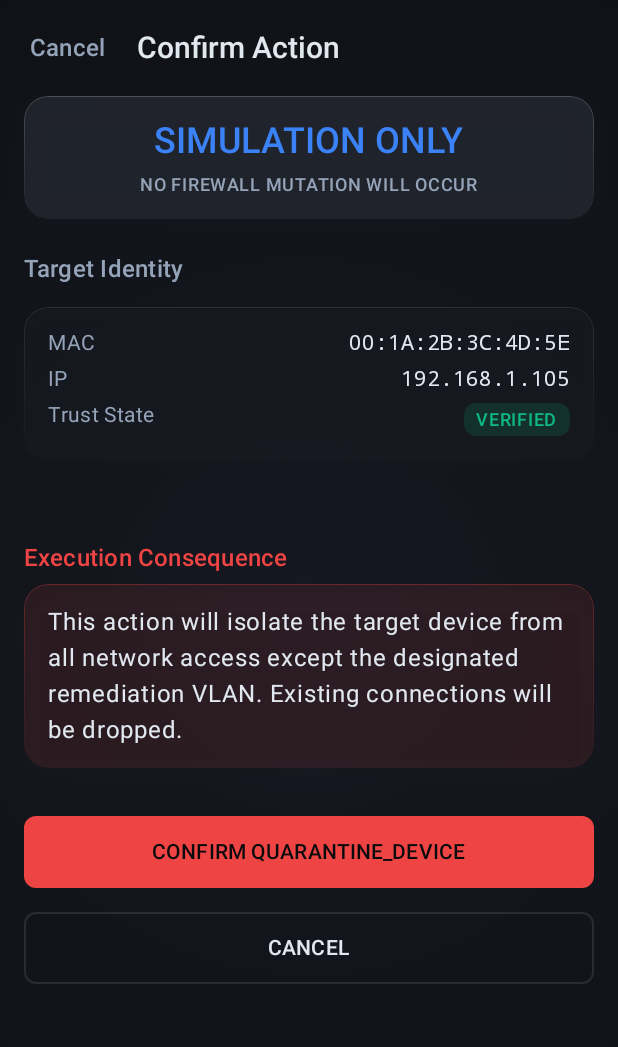
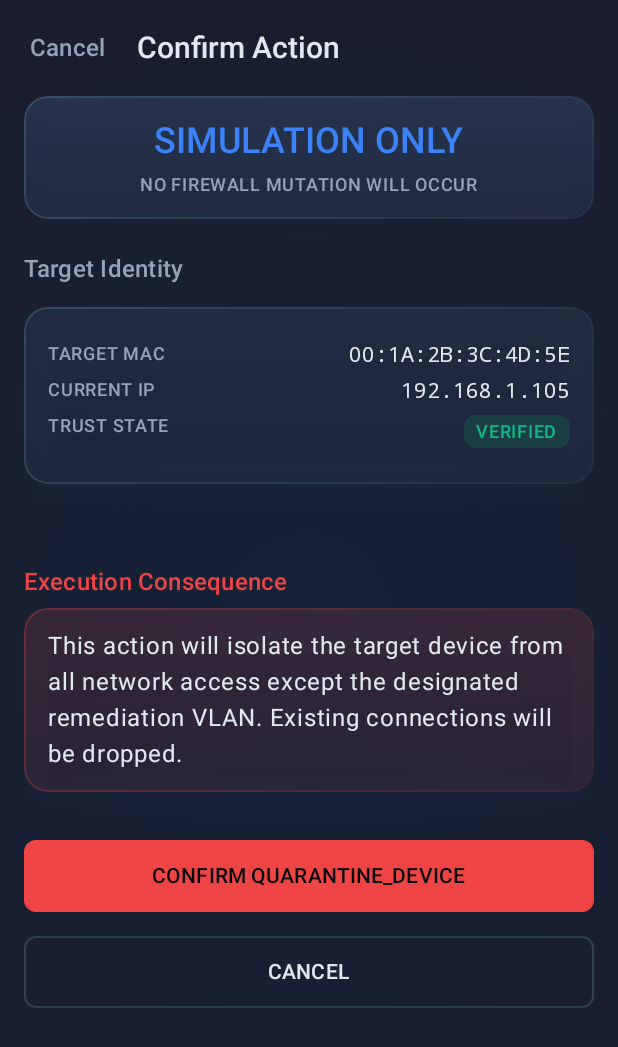
Before and after one commit to D0paX/nexa, an Android app built with Jetpack Compose: the screen it shows after launch (MainActivity), after a tap on "QUARANTINE", on a phone screen of 412 x 824 dp. Shown: the top 1047 px of the screen. Run offline under Robolectric (Android 15) with nearby library versions, the light colour scheme and no system bars; our stand-ins replace Navigation 3; 1 other tap on this screen came first.

Commit message:
feat(phase5): refine spatial liquid glass visual direction

```diff
--- a/mobile/app/src/main/java/com/example/nexa/theme/Atmosphere.kt
+++ b/mobile/app/src/main/java/com/example/nexa/theme/Atmosphere.kt
@@ -14,13 +14,14 @@ fun NexaAtmosphere(
     modifier: Modifier = Modifier,
     content: @Composable BoxScope.() -> Unit
 ) {
-    // Subtle radial gradient from center-top to simulate depth
+    // Spatial tonal gradient from center to simulate depth and light field
     val atmosphereBrush = Brush.radialGradient(
         colors = listOf(
-            Color(0xFF151820), // Slightly lighter tonal center
-            NexaBackground     // Complete darkness at edges
+            NexaAtmosphereLight, // Cool blue light
+            NexaAtmosphereCore,  // Muted violet core
+            NexaBackground       // Deep slate cyan edges
         ),
-        radius = 1500f
+        radius = 2000f
     )
 
     Box(
--- a/mobile/app/src/main/java/com/example/nexa/theme/Color.kt
+++ b/mobile/app/src/main/java/com/example/nexa/theme/Color.kt
@@ -2,15 +2,20 @@ package com.example.nexa.theme
 
 import androidx.compose.ui.graphics.Color
 
-// NEXA Dark Atmospheric Background
-val NexaBackground = Color(0xFF090A0C)
-val NexaElevatedBackground = Color(0xFF101216)
+// NEXA Atmospheric Background (Deep Slate Blue/Cyan Base)
+val NexaBackground = Color(0xFF07090E)
+val NexaElevatedBackground = Color(0xFF0D111A)
 
-// Liquid Glass Surfaces
-val NexaGlassSurface = Color(0xFF1A1D24).copy(alpha = 0.4f)
-val NexaStrongGlassSurface = Color(0xFF232730).copy(alpha = 0.6f)
-val NexaGlassBorder = Color(0xFFFFFFFF).copy(alpha = 0.1f)
-val NexaGlassHighlight = Color(0xFFFFFFFF).copy(alpha = 0.05f)
+// Atmospheric Light Tones
+val NexaAtmosphereLight = Color(0xFF152238) // Cool blue light
+val NexaAtmosphereCore = Color(0xFF1C1B29)  // Muted violet core
+
+// Liquid Glass Surfaces (Tinted Slate/Cyan)
+val NexaGlassSurface = Color(0xFF1A2130).copy(alpha = 0.45f)
+val NexaStrongGlassSurface = Color(0xFF263248).copy(alpha = 0.65f)
+val NexaHeroGlassSurface = Color(0xFF2B3A55).copy(alpha = 0.75f)
+val NexaGlassBorder = Color(0xFF88C0D0).copy(alpha = 0.2f) // Cyan-tinted border for retro-futurism
+val NexaGlassHighlight = Color(0xFF88C0D0).copy(alpha = 0.1f)
 
 // Typography Colors
 val NexaTextPrimary = Color(0xFFE2E8F0)
--- a/mobile/app/src/main/java/com/example/nexa/theme/LiquidGlass.kt
+++ b/mobile/app/src/main/java/com/example/nexa/theme/LiquidGlass.kt
@@ -27,13 +27,22 @@ fun Modifier.liquidGlass(
     val surfaceColor = when (variant) {
         GlassVariant.Standard -> NexaGlassSurface
         GlassVariant.Strong -> NexaStrongGlassSurface
-        GlassVariant.Hero -> NexaStrongGlassSurface.copy(alpha = 0.8f)
-        GlassVariant.Destructive -> NexaDanger.copy(alpha = 0.1f)
-        GlassVariant.Interactive -> NexaGlassSurface.copy(alpha = 0.5f)
+        GlassVariant.Hero -> NexaHeroGlassSurface
+        GlassVariant.Destructive -> NexaDanger.copy(alpha = 0.15f)
+        GlassVariant.Interactive -> NexaGlassSurface.copy(alpha = 0.55f)
     }
+
+    // Inner subtle glow/gradient to simulate glass volume
+    val innerGlowBrush = Brush.verticalGradient(
+        colors = listOf(
+            surfaceColor,
+            surfaceColor.copy(alpha = surfaceColor.alpha * 0.5f)
+        )
+    )
 
     val elevation = when (variant) {
         GlassVariant.Hero -> NexaTokens.ElevationHero
+        GlassVariant.Strong -> NexaTokens.ElevationStrong
         GlassVariant.Destructive -> NexaTokens.ElevationDestructive
         else -> NexaTokens.ElevationStandard
     }
@@ -46,8 +55,8 @@ fun Modifier.liquidGlass(
     }
 
     // Vertical gradient for the border to simulate top-down lighting reflection
-    val borderBrush = Brush.verticalGradient(
-        colors = listOf(borderColor, borderColor.copy(alpha = 0.0f))
+    val borderBrush = Brush.linearGradient(
+        colors = listOf(borderColor, borderColor.copy(alpha = 0.05f))
     )
 
     this
@@ -55,8 +64,8 @@ fun Modifier.liquidGlass(
             elevation = elevation,
             shape = shape,
             spotColor = NexaGlassHighlight,
-            ambientColor = NexaBackground
+            ambientColor = NexaGlassHighlight
         )
-        .background(surfaceColor, shape)
-        .border(width = 0.5.dp, brush = borderBrush, shape = shape)
+        .background(innerGlowBrush, shape)
+        .border(width = 1.dp, brush = borderBrush, shape = shape)
 }
--- a/mobile/app/src/main/java/com/example/nexa/theme/Tokens.kt
+++ b/mobile/app/src/main/java/com/example/nexa/theme/Tokens.kt
@@ -18,7 +18,8 @@ object NexaTokens {
     val CornerRadiusLarge = 24.dp
 
     // Elevation
-    val ElevationStandard = 4.dp
-    val ElevationHero = 12.dp
-    val ElevationDestructive = 8.dp
+    val ElevationStandard = 8.dp
+    val ElevationStrong = 16.dp
+    val ElevationHero = 24.dp
+    val ElevationDestructive = 12.dp
 }
--- a/mobile/app/src/main/java/com/example/nexa/ui/components/MetricSurface.kt
+++ b/mobile/app/src/main/java/com/example/nexa/ui/components/MetricSurface.kt
@@ -19,12 +19,13 @@ fun MetricSurface(
     value: String,
     modifier: Modifier = Modifier,
     valueColor: Color = NexaTextPrimary,
+    glassVariant: GlassVariant? = null,
     onClick: (() -> Unit)? = null
 ) {
-    val variant = if (onClick != null) GlassVariant.Interactive else GlassVariant.Standard
+    val resolvedVariant = glassVariant ?: if (onClick != null) GlassVariant.Interactive else GlassVariant.Standard
 
     GlassSurface(
-        variant = variant,
+        variant = resolvedVariant,
         onClick = onClick,
         modifier = modifier
     ) {
--- a/mobile/app/src/main/java/com/example/nexa/ui/components/NexaBottomNavigationBar.kt
+++ b/mobile/app/src/main/java/com/example/nexa/ui/components/NexaBottomNavigationBar.kt
@@ -1,19 +1,20 @@
 package com.example.nexa.ui.components
 
-import androidx.compose.foundation.layout.Box
-import androidx.compose.foundation.layout.fillMaxWidth
-import androidx.compose.foundation.layout.padding
-import androidx.compose.material3.NavigationBar
-import androidx.compose.material3.NavigationBarItem
-import androidx.compose.material3.NavigationBarItemDefaults
+import androidx.compose.animation.AnimatedVisibility
+import androidx.compose.animation.core.tween
+import androidx.compose.animation.fadeIn
+import androidx.compose.animation.fadeOut
+import androidx.compose.foundation.clickable
+import androidx.compose.foundation.layout.*
+import androidx.compose.foundation.shape.RoundedCornerShape
 import androidx.compose.material3.Text
 import androidx.compose.runtime.Composable
+import androidx.compose.ui.Alignment
 import androidx.compose.ui.Modifier
-import androidx.compose.ui.graphics.Color
+import androidx.compose.ui.draw.clip
 import androidx.compose.ui.unit.dp
 import com.example.nexa.theme.GlassVariant
 import com.example.nexa.theme.NexaAction
-import com.example.nexa.theme.NexaBackground
 import com.example.nexa.theme.NexaTextPrimary
 import com.example.nexa.theme.NexaTextSecondary
 import com.example.nexa.theme.NexaTokens
@@ -26,44 +27,62 @@ fun NexaBottomNavigationBar(
     items: List<NavItem>,
     modifier: Modifier = Modifier
 ) {
-    // Wrap the navigation bar in a GlassSurface to give it the NEXA liquid glass treatment
+    // Spatial Floating Control Layer
     GlassSurface(
         variant = GlassVariant.Standard,
-        modifier = modifier.fillMaxWidth().padding(horizontal = NexaTokens.SpacingSmall, vertical = NexaTokens.SpacingSmall)
+        modifier = modifier
+            .fillMaxWidth()
+            .padding(horizontal = NexaTokens.SpacingMedium, vertical = NexaTokens.SpacingMedium)
     ) {
-        NavigationBar(
-            containerColor = Color.Transparent,
-            contentColor = NexaTextPrimary,
-            tonalElevation = 0.dp // Managed by GlassSurface
+        Row(
+            modifier = Modifier
+                .fillMaxWidth()
+                .padding(vertical = NexaTokens.SpacingSmall, horizontal = NexaTokens.SpacingSmall),
+            horizontalArrangement = Arrangement.SpaceBetween,
+            verticalAlignment = Alignment.CenterVertically
         ) {
             items.forEach { item ->
-                NavigationBarItem(
-                    selected = item.isSelected,
-                    onClick = item.onClick,
-                    icon = {
-                        // Semantic accent dot for selected state to emphasize spatial/clean design instead of heavy icons
-                        if (item.isSelected) {
-                            Box(modifier = Modifier.padding(bottom = 4.dp)) {
-                                Text("•", color = NexaAction, style = Typography.titleLarge)
-                            }
-                        }
-                    },
-                    label = {
-                        Text(
-                            text = item.label.uppercase(),
-                            style = Typography.labelMedium,
-                            color = if (item.isSelected) NexaTextPrimary else NexaTextSecondary
-                        )
-                    },
-                    colors = NavigationBarItemDefaults.colors(
-                        selectedIconColor = NexaAction,
-                        unselectedIconColor = NexaTextSecondary,
-                        selectedTextColor = NexaTextPrimary,
-                        unselectedTextColor = NexaTextSecondary,
-                        indicatorColor = Color.Transparent // We use our own indicator (the dot and color)
-                    )
+                NexaBottomNavigationItem(
+                    item = item,
+                    modifier = Modifier.weight(1f)
                 )
             }
         }
     }
 }
+
+@Composable
+fun NexaBottomNavigationItem(
+    item: NavItem,
+    modifier: Modifier = Modifier
+) {
+    Box(
+        modifier = modifier
+            .height(48.dp)
+            .clip(RoundedCornerShape(NexaTokens.CornerRadiusMedium))
+            .clickable(onClick = item.onClick),
+        contentAlignment = Alignment.Center
+    ) {
+        if (item.isSelected) {
+            // Elevated glass pill for active state
+            GlassSurface(
+                variant = GlassVariant.Hero,
+                modifier = Modifier.fillMaxSize()
+            ) {
+                Box(contentAlignment = Alignment.Center, modifier = Modifier.fillMaxSize()) {
+                    Text(
+                        text = item.label.uppercase(),
+                        style = Typography.labelMedium,
+                        color = NexaAction
+                    )
+                }
+            }
+        } else {
+            Text(
+                text = item.label.uppercase(),
+                style = Typography.labelMedium,
+                color = NexaTextSecondary
+            )
+        }
+    }
+}
--- a/mobile/app/src/main/java/com/example/nexa/ui/main/ActionConfirmationScreen.kt
+++ b/mobile/app/src/main/java/com/example/nexa/ui/main/ActionConfirmationScreen.kt
@@ -73,20 +73,20 @@ fun ActionConfirmationScreen(
 
             // Target Context
             item {
-                GlassSurface(variant = GlassVariant.Standard, modifier = Modifier.fillMaxWidth()) {
-                    Column {
+                GlassSurface(variant = GlassVariant.Strong, modifier = Modifier.fillMaxWidth()) {
+                    Column(modifier = Modifier.padding(vertical = NexaTokens.SpacingSmall)) {
                         Row(modifier = Modifier.fillMaxWidth(), horizontalArrangement = Arrangement.SpaceBetween) {
-                            Text("MAC", style = Typography.bodyMedium, color = NexaTextSecondary)
+                            Text("TARGET MAC", style = Typography.labelMedium, color = NexaTextSecondary)
                             TechnicalValue(targetMac)
                         }
                         Spacer(modifier = Modifier.height(NexaTokens.SpacingSmall))
                         Row(modifier = Modifier.fillMaxWidth(), horizontalArrangement = Arrangement.SpaceBetween) {
-                            Text("IP", style = Typography.bodyMedium, color = NexaTextSecondary)
+                            Text("CURRENT IP", style = Typography.labelMedium, color = NexaTextSecondary)
                             TechnicalValue("192.168.1.105")
                         }
                         Spacer(modifier = Modifier.height(NexaTokens.SpacingSmall))
                         Row(modifier = Modifier.fillMaxWidth(), horizontalArrangement = Arrangement.SpaceBetween) {
-                            Text("Trust State", style = Typography.bodyMedium, color = NexaTextSecondary)
+                            Text("TRUST STATE", style = Typography.labelMedium, color = NexaTextSecondary)
                             StatusBadge(text = "VERIFIED", color = NexaSecure)
                         }
                     }
--- a/mobile/app/src/main/java/com/example/nexa/ui/main/AlertDetailScreen.kt
+++ b/mobile/app/src/main/java/com/example/nexa/ui/main/AlertDetailScreen.kt
@@ -73,7 +73,11 @@ fun AlertDetailScreen(
             }
 
             item {
-                Text(text = alert.description, style = Typography.headlineMedium, color = NexaTextPrimary)
+                GlassSurface(variant = GlassVariant.Hero, modifier = Modifier.fillMaxWidth()) {
+                    Column(modifier = Modifier.padding(vertical = NexaTokens.SpacingSmall)) {
+                        Text(text = alert.description, style = Typography.headlineMedium, color = NexaTextPrimary)
+                    }
+                }
                 Spacer(modifier = Modifier.height(NexaTokens.SpacingMedium))
 
                 // Alert Lifecycle state vs Notification state
--- a/mobile/app/src/main/java/com/example/nexa/ui/main/DeviceDetailScreen.kt
+++ b/mobile/app/src/main/java/com/example/nexa/ui/main/DeviceDetailScreen.kt
@@ -63,16 +63,16 @@ fun DeviceDetailScreen(
 
             // TrustedDeviceIdentity (Stronger Surface)
             item {
-                GlassSurface(variant = GlassVariant.Strong, modifier = Modifier.fillMaxWidth()) {
-                    Column {
+                GlassSurface(variant = GlassVariant.Hero, modifier = Modifier.fillMaxWidth()) {
+                    Column(modifier = Modifier.padding(vertical = NexaTokens.SpacingSmall)) {
                         Row(verticalAlignment = Alignment.CenterVertically) {
-                            Text("Trusted Identity", style = Typography.labelLarge, color = NexaSecure)
+                            Text("TRUSTED IDENTITY", style = Typography.labelMedium, color = NexaSecure)
                             Spacer(modifier = Modifier.width(NexaTokens.SpacingSmall))
                             StatusBadge(text = "VERIFIED", color = NexaSecure)
                         }
                         Spacer(modifier = Modifier.height(NexaTokens.SpacingMedium))
-                        Text("Corp Laptop - Engineering", style = Typography.bodyLarge, color = NexaTextPrimary)
-                        Text("Owner: jsmith@example.com", style = Typography.bodyMedium, color = NexaTextSecondary)
+                        Text("Corp Laptop - Engineering", style = Typography.headlineMedium, color = NexaTextPrimary)
+                        Text("Owner: jsmith@example.com", style = Typography.bodyLarge, color = NexaTextSecondary)
                     }
                 }
             }
--- a/mobile/app/src/main/java/com/example/nexa/ui/main/OverviewScreen.kt
+++ b/mobile/app/src/main/java/com/example/nexa/ui/main/OverviewScreen.kt
@@ -48,17 +48,23 @@ fun OverviewScreen(
             // Primary security state (HERO SURFACE)
             item {
                 GlassSurface(variant = GlassVariant.Hero, modifier = Modifier.fillMaxWidth()) {
-                    Column {
-                        Row(
-                            modifier = Modifier.fillMaxWidth(),
-                            horizontalArrangement = Arrangement.SpaceBetween,
-                            verticalAlignment = Alignment.CenterVertically
-                        ) {
-                            Text(text = "System State", style = Typography.titleMedium, color = NexaTextSecondary)
-                            StatusBadge(text = MockData.systemStatus, color = NexaSecure)
-                        }
+                    Column(
+                        horizontalAlignment = Alignment.CenterHorizontally,
+                        modifier = Modifier.fillMaxWidth().padding(vertical = NexaTokens.SpacingSmall)
+                    ) {
+                        Text(text = "SYSTEM STATE", style = Typography.labelMedium, color = NexaTextSecondary)
+                        Spacer(modifier = Modifier.height(NexaTokens.SpacingSmall))
+                        Text(
+                            text = "ENFORCING",
+                            style = Typography.displayLarge,
+                            color = NexaSecure
+                        )
                         Spacer(modifier = Modifier.height(NexaTokens.SpacingMedium))
-                        Text(text = "Nftables backend is active. 3 devices quarantined.", style = Typography.bodyLarge, color = NexaTextPrimary)
+                        Text(
+                            text = "Nftables backend is active. 3 devices quarantined.",
+                            style = Typography.bodyMedium,
+                            color = NexaTextPrimary
+                        )
                     }
                 }
             }
@@ -70,15 +76,17 @@ fun OverviewScreen(
                     horizontalArrangement = Arrangement.spacedBy(NexaTokens.SpacingMedium)
                 ) {
                     MetricSurface(
-                        title = "Active Devices",
+                        title = "ACTIVE DEVICES",
                         value = MockData.activeDevices.toString(),
+                        glassVariant = GlassVariant.Interactive,
                         onClick = { onItemClick(DeviceDetail("00:1A:2B:3C:4D:5E")) },
                         modifier = Modifier.weight(1f)
                     )
                     MetricSurface(
-                        title = "Active Alerts",
+                        title = "ACTIVE ALERTS",
                         value = MockData.activeAlerts.toString(),
                         valueColor = NexaWarning,
+                        glassVariant = GlassVariant.Strong,
                         modifier = Modifier.weight(1f)
                     )
                 }
@@ -117,8 +125,13 @@ fun AlertItem(alert: AlertItemData, onClick: () -> Unit) {
         else -> NexaInformation
     }
 
+    val variant = when(alert.severity) {
+        "CRITICAL" -> GlassVariant.Strong
+        else -> GlassVariant.Standard
+    }
+
     GlassSurface(
-        variant = GlassVariant.Interactive,
+        variant = variant,
         onClick = onClick,
         modifier = Modifier.fillMaxWidth().padding(bottom = NexaTokens.SpacingSmall)
     ) {
@@ -128,13 +141,17 @@ fun AlertItem(alert: AlertItemData, onClick: () -> Unit) {
             Surface(
                 color = severityColor,
                 shape = androidx.compose.foundation.shape.CircleShape,
-                modifier = Modifier.size(10.dp)
+                modifier = Modifier.size(if (alert.severity == "CRITICAL") 12.dp else 8.dp)
             ) {}
             Spacer(modifier = Modifier.width(NexaTokens.SpacingMedium))
             Column(modifier = Modifier.weight(1f)) {
-                Text(text = alert.description, style = Typography.bodyLarge, color = NexaTextPrimary)
+                Text(
+                    text = alert.description,
+                    style = if (alert.severity == "CRITICAL") Typography.titleMedium else Typography.bodyLarge,
+                    color = if (alert.severity == "CRITICAL") NexaTextPrimary else NexaTextSecondary
+                )
                 Spacer(modifier = Modifier.height(2.dp))
-                TechnicalValue(text = alert.targetMac, color = NexaTextSecondary)
+                TechnicalValue(text = alert.targetMac, color = NexaAction)
             }
             Text(text = alert.timeAgo, style = Typography.labelMedium, color = NexaTextMuted)
         }
```
